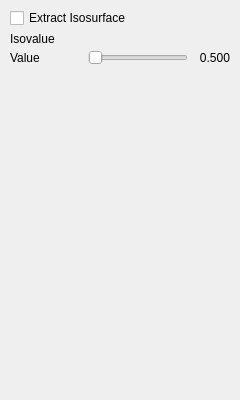
Above: src/ui/isosurface_page.ui from thermeng/SciRender before the change. Below: the same form after it.
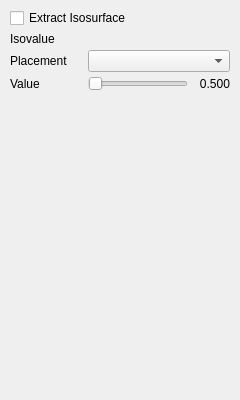
That is the form after the change.

The edit to the form file:
```diff
--- a/src/ui/isosurface_page.ui
+++ b/src/ui/isosurface_page.ui
@@ -58,6 +58,28 @@
         </property>
        </widget>
       </item>
+        <item>
+         <widget class="QWidget" name="placementRow" native="true">
+          <layout class="QHBoxLayout" name="placementLayout">
+           <property name="spacing"><number>6</number></property>
+           <property name="leftMargin"><number>0</number></property>
+           <property name="topMargin"><number>0</number></property>
+           <property name="rightMargin"><number>0</number></property>
+           <property name="bottomMargin"><number>0</number></property>
+           <item>
+            <widget class="QLabel" name="placementLabel">
+             <property name="text"><string>Placement</string></property>
+             <property name="minimumSize"><size><width>72</width><height>0</height></size></property>
+             <property name="maximumSize"><size><width>72</width><height>16777215</height></size></property>
+             <property name="alignment"><set>Qt::AlignmentFlag::AlignLeading|Qt::AlignmentFlag::AlignLeft|Qt::AlignmentFlag::AlignVCenter</set></property>
+            </widget>
+           </item>
+           <item>
+            <widget class="QComboBox" name="placementCombo"/>
+           </item>
+          </layout>
+         </widget>
+        </item>
        <item>
         <layout class="QHBoxLayout" name="valueRow">
          <property name="spacing">
```
Lines whose indentation alone changed are shown as unchanged.
